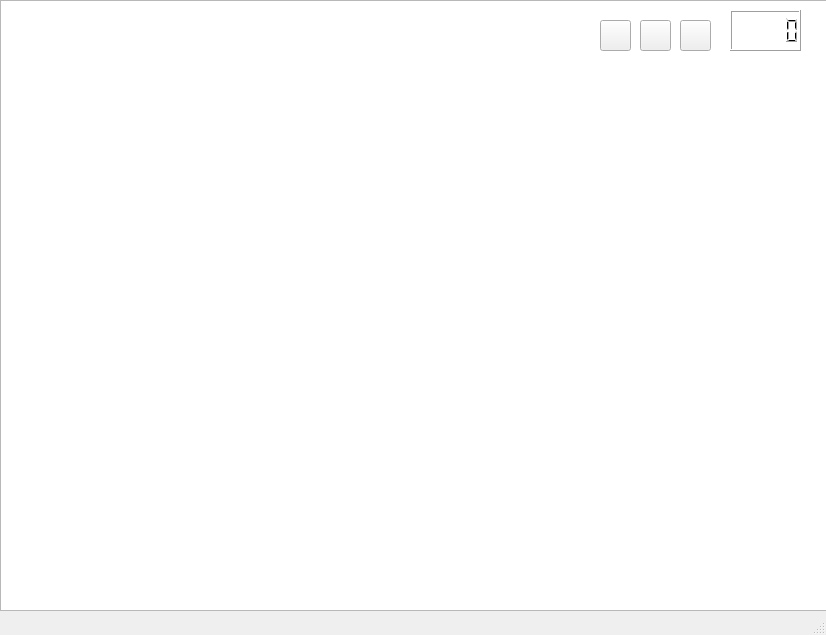
Imarjimenez/Proyecto-final, file juego.ui: the form before one commit.
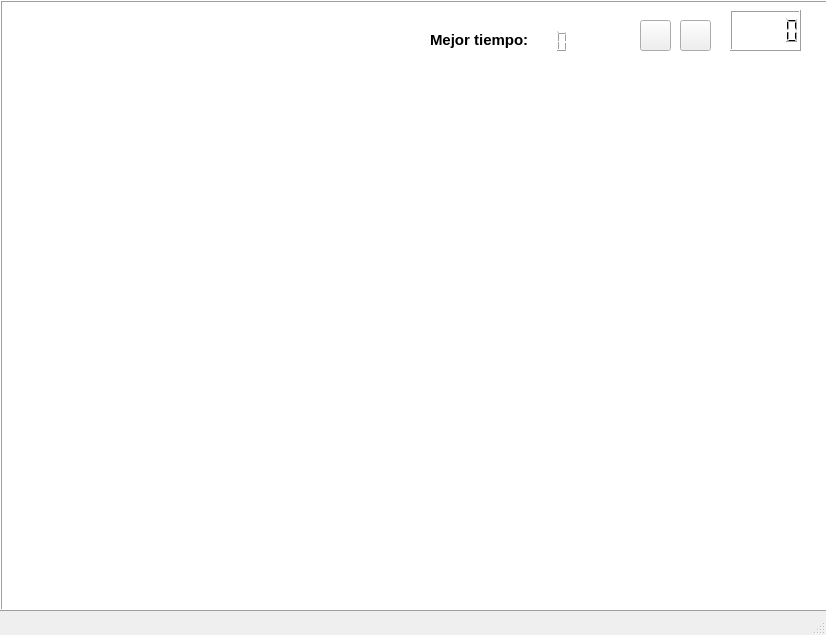
The form after the commit. Icons and pictures are not drawn.

Diff of the .ui file:
```diff
--- a/juego.ui
+++ b/juego.ui
@@ -29,6 +29,12 @@
       <height>600</height>
      </size>
     </property>
+    <property name="frameShape">
+     <enum>QFrame::Box</enum>
+    </property>
+    <property name="frameShadow">
+     <enum>QFrame::Raised</enum>
+    </property>
    </widget>
    <widget class="QLCDNumber" name="lcdNumber">
     <property name="geometry">
@@ -86,27 +92,36 @@
      </size>
     </property>
    </widget>
-   <widget class="QPushButton" name="pushButton_3">
+   <widget class="QLabel" name="label">
     <property name="geometry">
      <rect>
-      <x>600</x>
-      <y>20</y>
-      <width>31</width>
-      <height>31</height>
+      <x>430</x>
+      <y>30</y>
+      <width>111</width>
+      <height>21</height>
      </rect>
     </property>
     <property name="text">
-     <string/>
+     <string>&lt;html&gt;&lt;head/&gt;&lt;body&gt;&lt;p&gt;&lt;span style=&quot; font-size:11pt; font-weight:600;&quot;&gt;Mejor tiempo:&lt;/span&gt;&lt;/p&gt;&lt;/body&gt;&lt;/html&gt;</string>
     </property>
-    <property name="icon">
-     <iconset resource="images.qrc">
-      <normaloff>:/Photos/pausa.png</normaloff>:/Photos/pausa.png</iconset>
+   </widget>
+   <widget class="QLCDNumber" name="lcdNumber_2">
+    <property name="geometry">
+     <rect>
+      <x>510</x>
+      <y>30</y>
+      <width>64</width>
+      <height>23</height>
+     </rect>
     </property>
-    <property name="iconSize">
-     <size>
-      <width>40</width>
-      <height>40</height>
-     </size>
+    <property name="frameShape">
+     <enum>QFrame::NoFrame</enum>
+    </property>
+    <property name="frameShadow">
+     <enum>QFrame::Plain</enum>
+    </property>
+    <property name="segmentStyle">
+     <enum>QLCDNumber::Outline</enum>
     </property>
    </widget>
   </widget>
```
Left out of the diff: 3 changed lines with no effect on the pictures.
